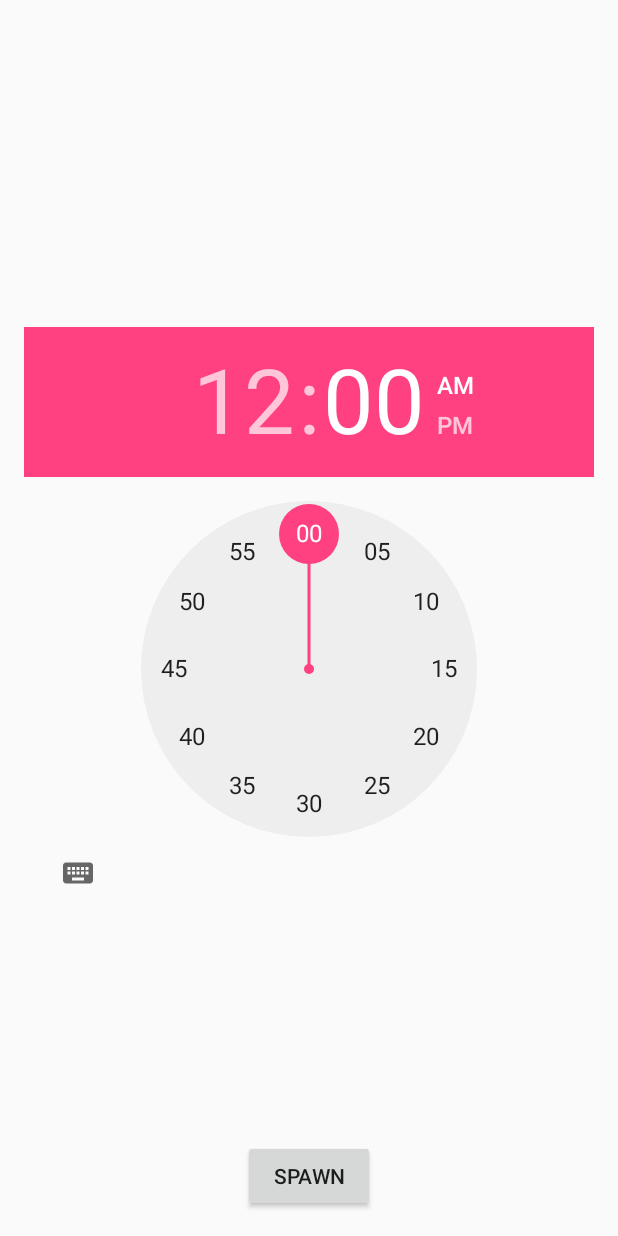
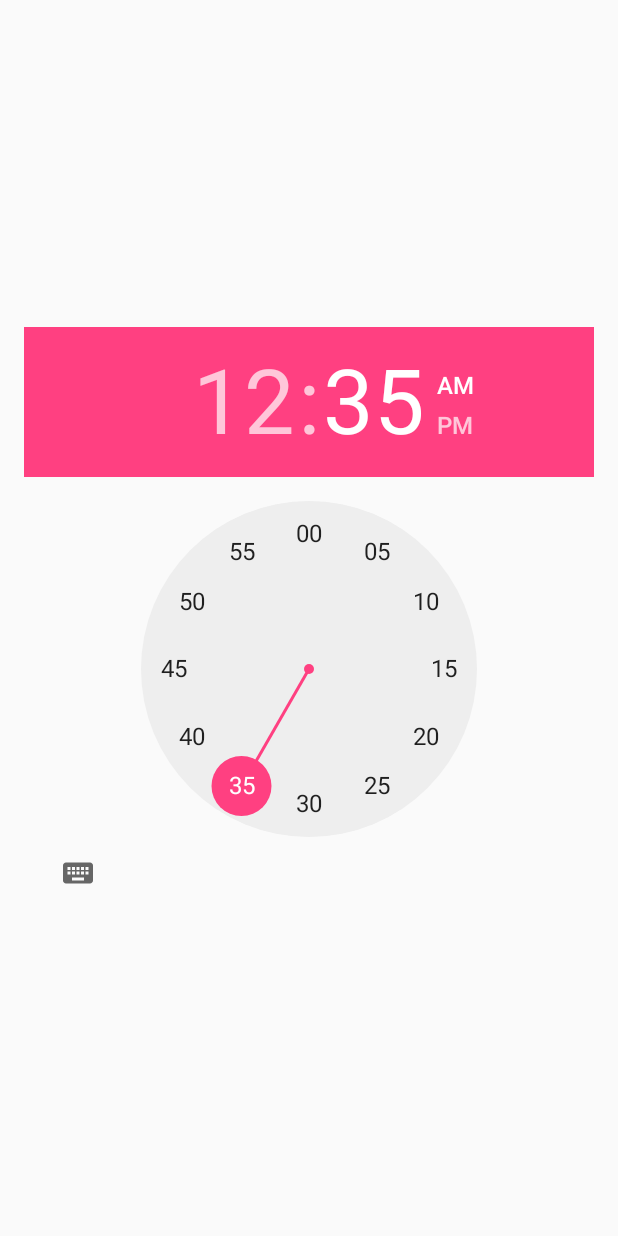
Before and after one commit to azuth/BirthdayNotification, an Android app: the screen it shows after launch (MainActivity), after a tap on "AM", on a phone screen of 412 x 824 dp. Run offline under Robolectric (Android 15) with nearby library versions, the phone set to English and light mode, and no system bars; 1 other tap on this screen came first.

Commit message:
Move setAlarm to Broadcast receiver, fix write settings, some cleanup

```diff
--- a/app/src/main/AndroidManifest.xml
+++ b/app/src/main/AndroidManifest.xml
@@ -21,7 +21,7 @@
 
         <service android:name=".NotifyService" />
 
-        <receiver android:name=".AutoStartNotifyReceiver">
+        <receiver android:name=".SetAlarmReceiver">
             <intent-filter>
                 <action android:name="de.azuth.birthdaynotification.notify" />
 
--- a/app/src/main/java/de/azuth/birthdaynotification/MainActivity.java
+++ b/app/src/main/java/de/azuth/birthdaynotification/MainActivity.java
@@ -6,20 +6,11 @@ import android.content.Intent;
 import android.content.SharedPreferences;
 import android.os.Bundle;
 import android.preference.PreferenceManager;
-import android.util.Log;
-import android.view.View;
 import android.widget.TimePicker;
-import android.widget.Toast;
 
 public class MainActivity extends Activity {
 
     private SharedPreferences settings;
-    protected AlarmSetActivity asa;
-
-    public void onClickToast(View view) {
-        String string = "Toast Ready!";
-        Toast.makeText(this, string, Toast.LENGTH_LONG).show();
-    }
 
     @Override
     public void onCreate(Bundle savedInstanceState) {
@@ -27,28 +18,18 @@ public class MainActivity extends Activity {
         setContentView(R.layout.activity_main);
 
         settings = PreferenceManager.getDefaultSharedPreferences(getApplicationContext());
-        //settings = getApplicationContext().getSharedPreferences("PREFS_SAVED_DATA", MODE_PRIVATE);
-
-
-        if(!settings.contains("hour") || !settings.contains("minute")) {
-            settings.edit().putInt("hour", 18);
-            settings.edit().putInt("minute", 33);
-            settings.edit().commit();
+        if (!settings.contains("hour") || !settings.contains("minute")) {
+            settings.edit().putInt("hour", 12).commit();
+            settings.edit().putInt("minute", 35).commit();
         }
-        Log.d("main", settings.toString());
-        //asa = new AlarmSetActivity(getApplicationContext());
-        //asa.setAlarm();
 
         TimePicker timePicker = (TimePicker) findViewById(R.id.timePicker);
         timePicker.setCurrentHour(settings.getInt("hour", 12));
         timePicker.setCurrentMinute(settings.getInt("minute", 0));
-
         timePicker.setOnTimeChangedListener(new TimePicker.OnTimeChangedListener() {
             public void onTimeChanged(TimePicker view, int hour, int minute) {
-                settings.edit().putInt("hour", hour);
-                settings.edit().putInt("minute", minute);
-                settings.edit().commit();
-                //asa.setAlarm();
+                settings.edit().putInt("hour", hour).commit();
+                settings.edit().putInt("minute", minute).commit();
 
                 Intent intent = new Intent();
                 intent.setAction("de.azuth.birthdaynotification.notify");
--- a/app/src/main/res/layout/activity_main.xml
+++ b/app/src/main/res/layout/activity_main.xml
@@ -6,20 +6,12 @@
     android:paddingTop="@dimen/activity_vertical_margin"
     android:paddingBottom="@dimen/activity_vertical_margin" tools:context=".MainActivity">
 
-    <Button
-        android:layout_width="wrap_content"
-        android:layout_height="wrap_content"
-        android:text="@string/button1Name"
-        android:id="@+id/button_spawn"
-        android:onClick="onClickToast"
-        android:layout_alignParentBottom="true"
-        android:layout_centerHorizontal="true" />
-
     <TimePicker
         android:layout_width="wrap_content"
         android:layout_height="wrap_content"
         android:id="@+id/timePicker"
         android:layout_centerVertical="true"
         android:layout_alignParentLeft="true"
-        android:layout_alignParentStart="true" />
+        android:layout_alignParentStart="true"
+        />
 </RelativeLayout>
--- a/app/src/main/res/values/strings.xml
+++ b/app/src/main/res/values/strings.xml
@@ -1,5 +1,3 @@
 <resources>
     <string name="app_name">BirthdayNotification</string>
-    <string name="hello">Asd</string>
-    <string name="button1Name">Spawn</string>
 </resources>
```
Also changed, not shown: app/src/main/java/de/azuth/birthdaynotification/AlarmSetActivity.java (deleted, +0 -59 lines), app/src/main/java/de/azuth/birthdaynotification/NotifyService.java (+4 -8 lines), app/src/main/java/de/azuth/birthdaynotification/SetAlarmReceiver.java (renamed from app/src/main/java/de/azuth/birthdaynotification/AutoStartNotifyReceiver.java, +5 -17 lines).
